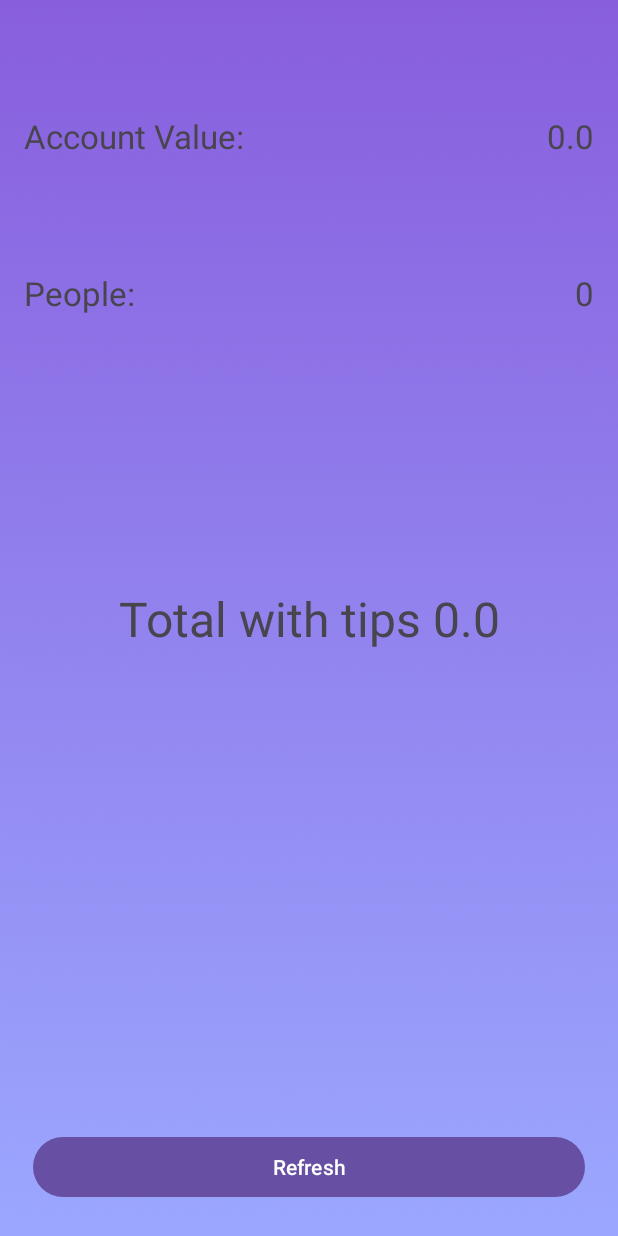
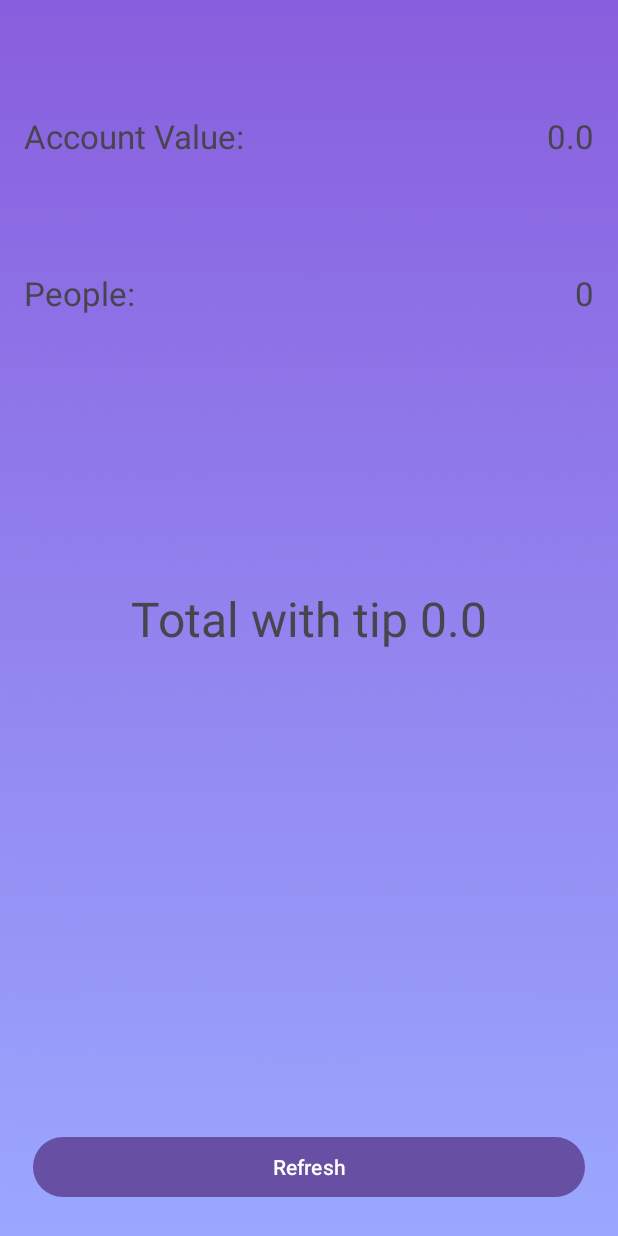
Before and after one commit to Lucasc0013/TipsCalculator, an Android app: the ResultActivity2 screen opened directly, with no data from a screen before it, on a phone screen of 412 x 824 dp. Run offline under Robolectric (Android 15) with nearby library versions, the phone set to English and light mode, and no system bars.

Commit message:
Project finished.1

```diff
--- a/app/src/main/java/com/lucas/tipscalculator/ResultActivity2.kt
+++ b/app/src/main/java/com/lucas/tipscalculator/ResultActivity2.kt
@@ -19,7 +19,7 @@ class ResultActivity2 : AppCompatActivity() {
         val account = intent.getFloatExtra("account", 0.0f)
         val people = intent.getIntExtra("people", 0)
 
-        binding.tvResult.text = "Total with tips " + total.toString()
+        binding.tvResult.text = "Total with tip " + total.toString()
         binding.tvAccountResult.text = account.toString()
         binding.tvPeopleResul.text = people.toString()
 
--- a/app/src/main/res/layout/activity_main.xml
+++ b/app/src/main/res/layout/activity_main.xml
@@ -15,7 +15,7 @@
         android:layout_height="wrap_content"
         android:layout_margin="22dp"
         android:gravity="center_horizontal"
-        android:text="Tips Calculator"
+        android:text="Tip Calculator"
         android:textColor="@color/white"
         android:textSize="32dp"
         app:layout_constraintEnd_toEndOf="parent"
@@ -116,7 +116,9 @@
         android:text="Clean"
         app:layout_constraintBottom_toBottomOf="parent"
         app:layout_constraintEnd_toEndOf="parent"
-        app:layout_constraintStart_toStartOf="parent"></Button>
+        app:layout_constraintStart_toStartOf="parent">
+
+    </Button>
 
     <Button
         android:id="@+id/bt_calulo"
```
